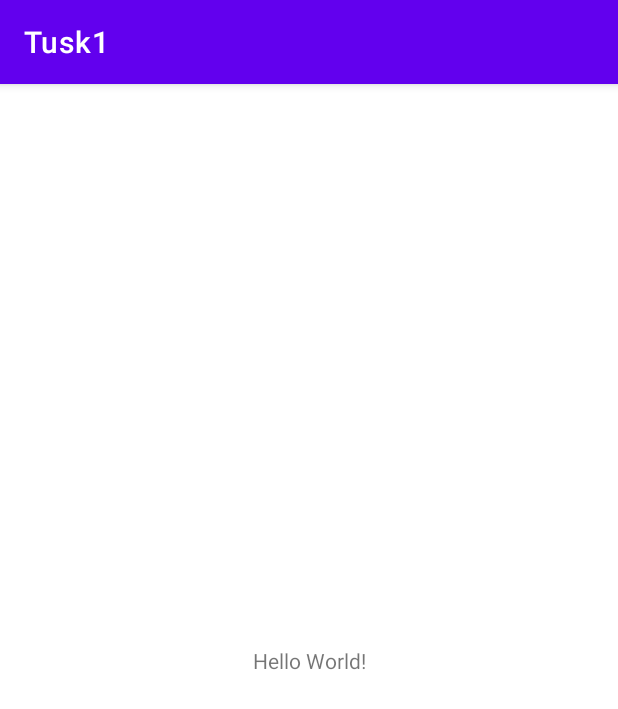
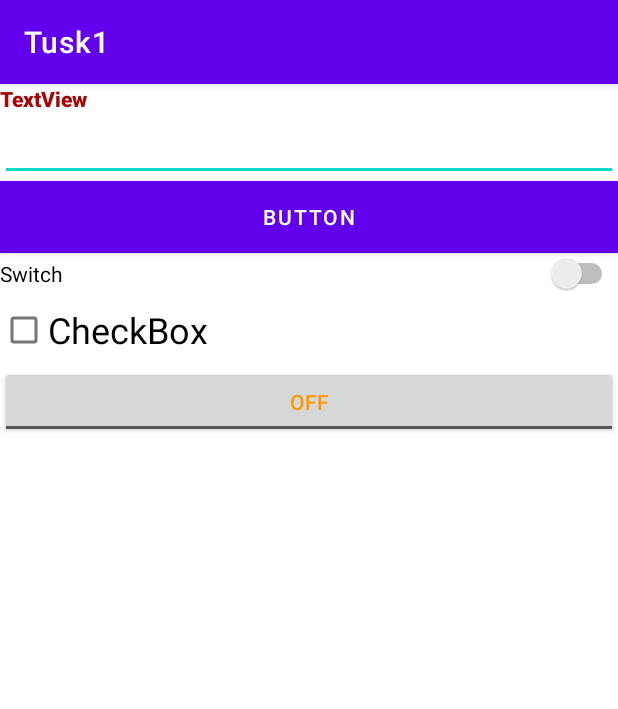
Before and after one commit to zaleskisgus/Tusk1, an Android app: the screen it shows after launch (MainActivity), on a phone screen of 412 x 824 dp. Shown: the top 709 px of the screen. Run offline under Robolectric (Android 15) with nearby library versions, the phone set to English and light mode, and no system bars.

Commit message:
Я восстановился на обучение и не успеваю проработать получше(

```diff
--- a/app/src/main/res/layout/activity_main.xml
+++ b/app/src/main/res/layout/activity_main.xml
@@ -1,18 +1,57 @@
 <?xml version="1.0" encoding="utf-8"?>
-<androidx.constraintlayout.widget.ConstraintLayout xmlns:android="http://schemas.android.com/apk/res/android"
+<LinearLayout xmlns:android="http://schemas.android.com/apk/res/android"
     xmlns:app="http://schemas.android.com/apk/res-auto"
-    xmlns:tools="http://schemas.android.com/tools"
     android:layout_width="match_parent"
     android:layout_height="match_parent"
-    tools:context=".MainActivity">
+    android:orientation="vertical">
 
     <TextView
-        android:layout_width="wrap_content"
+        android:id="@+id/textView"
+        android:layout_width="match_parent"
         android:layout_height="wrap_content"
-        android:text="Hello World!"
-        app:layout_constraintBottom_toBottomOf="parent"
-        app:layout_constraintLeft_toLeftOf="parent"
-        app:layout_constraintRight_toRightOf="parent"
-        app:layout_constraintTop_toTopOf="parent" />
+        android:fontFamily="sans-serif-black"
+        android:text="TextView"
+        android:textColor="#A50707" />
 
-</androidx.constraintlayout.widget.ConstraintLayout>
+    <EditText
+        android:id="@+id/plain_text_input"
+        android:layout_width="match_parent"
+        android:layout_height="wrap_content"
+        android:inputType="text" />
+
+    <Button
+        android:id="@+id/button"
+        android:layout_width="match_parent"
+        android:layout_height="wrap_content"
+        android:background="#601919"
+        android:backgroundTint="@color/purple_200"
+        android:backgroundTintMode="add"
+        android:shadowColor="#9A4545"
+        android:text="Button"
+        android:textColorHighlight="#B65C5C"
+        android:textColorLink="#472222"
+        app:rippleColor="#AA7272"
+        app:strokeColor="#5C2E2E" />
+
+    <Switch
+        android:id="@+id/switch1"
+        android:layout_width="match_parent"
+        android:layout_height="wrap_content"
+        android:text="Switch" />
+
+    <CheckBox
+        android:id="@+id/checkBox"
+        android:layout_width="match_parent"
+        android:layout_height="wrap_content"
+        android:text="CheckBox"
+        android:textSize="24sp" />
+
+    <ToggleButton
+        android:id="@+id/toggleButton"
+        android:layout_width="match_parent"
+        android:layout_height="wrap_content"
+        android:shadowColor="#A62121"
+        android:text="ToggleButton"
+        android:textColor="#FF9800" />
+
+</LinearLayout>
```
Also changed, not shown: app/src/main/res/layout/layout.xml (added, +49 -0 lines).
